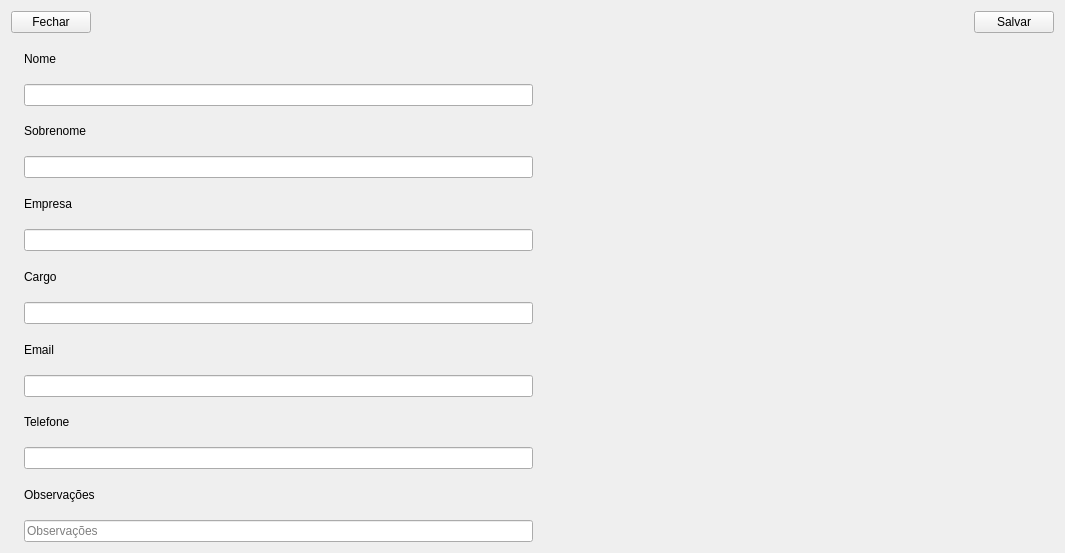
Qt form view/criar_contato_page.ui (rafatosta/contatos) before a commit.
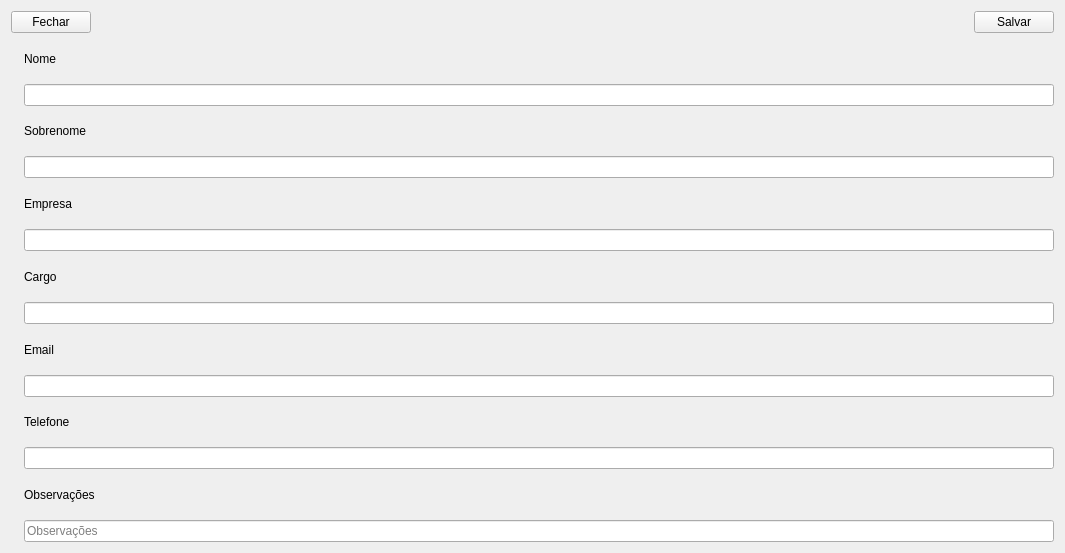
The same form after that commit. Icons and pictures are not drawn.

Commit message: contatos card

```diff
--- a/view/criar_contato_page.ui
+++ b/view/criar_contato_page.ui
@@ -225,19 +225,6 @@
        </item>
       </layout>
      </item>
-     <item>
-      <spacer name="horizontalSpacer_2">
-       <property name="orientation">
-        <enum>Qt::Horizontal</enum>
-       </property>
-       <property name="sizeHint" stdset="0">
-        <size>
-         <width>40</width>
-         <height>20</height>
-        </size>
-       </property>
-      </spacer>
-     </item>
     </layout>
    </item>
   </layout>
```
The commit also changes 9 other files.
